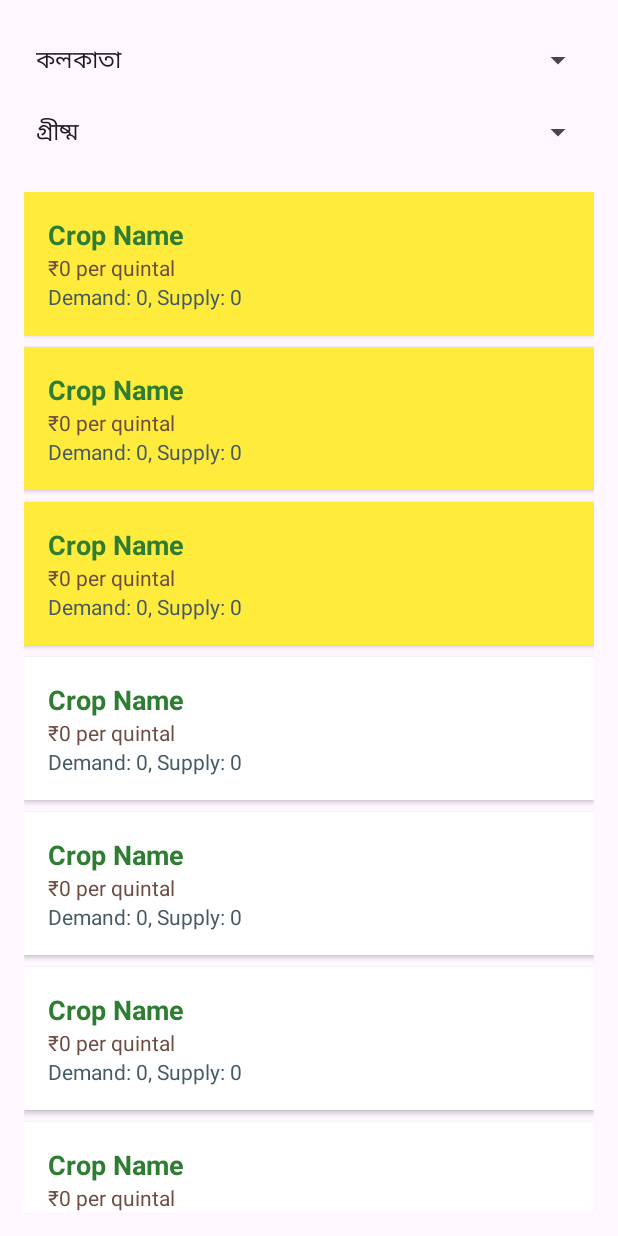
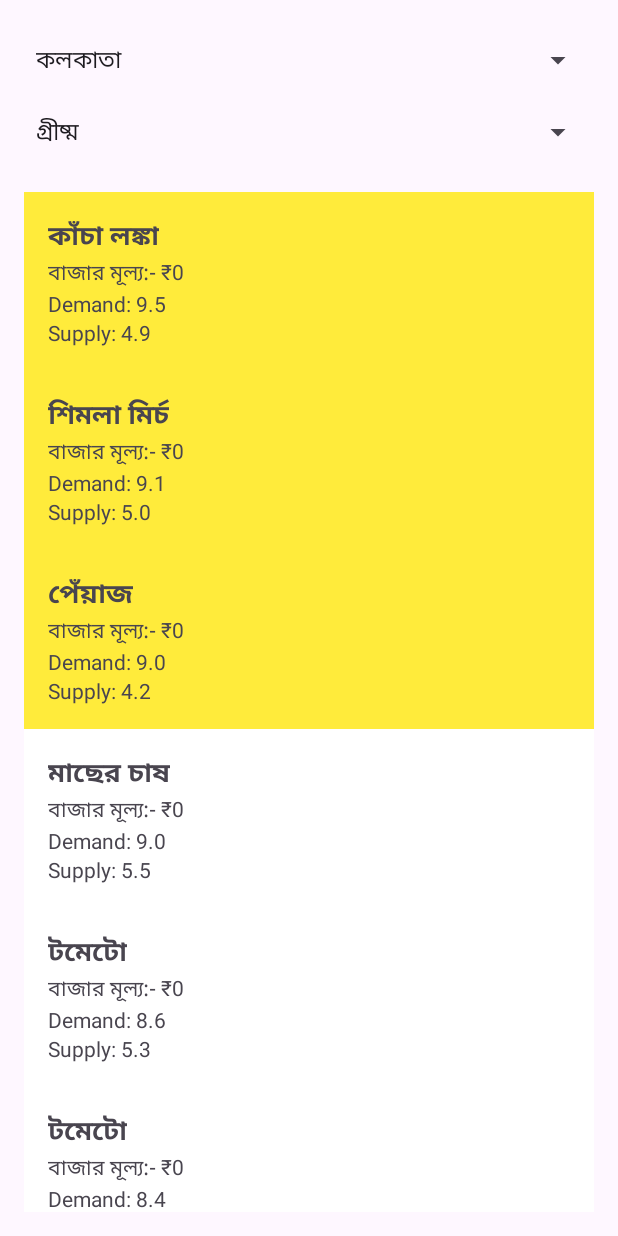
Before and after one commit to Raj-Ghosh-10/KrishakSathiAndroid, an Android app: the CropSuggetionActivity screen opened directly, with no data from a screen before it, on a phone screen of 412 x 824 dp. Run offline under Robolectric (Android 15) with nearby library versions, the phone set to English and light mode, and no system bars; 1 statement that could not run was skipped.

Commit message:
some ui changes

```diff
--- a/app/src/main/res/layout/crop_item.xml
+++ b/app/src/main/res/layout/crop_item.xml
@@ -1,76 +1,89 @@
 <?xml version="1.0" encoding="utf-8"?>
-<androidx.cardview.widget.CardView xmlns:android="http://schemas.android.com/apk/res/android"
+<LinearLayout xmlns:android="http://schemas.android.com/apk/res/android"
     android:id="@+id/cropCard"
     android:layout_width="match_parent"
     android:layout_height="wrap_content"
-    android:layout_marginBottom="8dp"
-    android:background="#FAF3E0"
-    android:elevation="4dp"> <!-- Soft cream background -->
+    android:orientation="vertical"
+    android:padding="16dp"
+    android:background="@android:color/white">
 
+    <!-- Basic Details -->
+    <TextView
+        android:id="@+id/textViewCropName"
+        android:layout_width="wrap_content"
+        android:layout_height="wrap_content"
+        android:text="ফসলের নাম:-"
+        android:textSize="18sp"
+        android:textStyle="bold" />
+
+    <TextView
+        android:id="@+id/textViewPrice"
+        android:layout_width="wrap_content"
+        android:layout_height="wrap_content"
+        android:text="বাজার মূল্য:- ₹0" />
+
+    <TextView
+        android:id="@+id/textViewDemand"
+        android:layout_width="wrap_content"
+        android:layout_height="wrap_content"
+        android:text="চাহিদা:- 0" />
+
+    <TextView
+        android:id="@+id/textViewSupply"
+        android:layout_width="wrap_content"
+        android:layout_height="wrap_content"
+        android:text="জোগান:- 0" />
+
+    <!-- 🔽 Extra Details Section (Initially Hidden) -->
     <LinearLayout
+        android:id="@+id/layoutExtraDetails"
         android:layout_width="match_parent"
         android:layout_height="wrap_content"
         android:orientation="vertical"
-        android:padding="16dp">
+        android:visibility="gone"
+        android:paddingTop="8dp">
 
-        <!-- Crop Name (Accessible Text) -->
         <TextView
-            android:id="@+id/cropName"
+            android:id="@+id/textViewDetails"
             android:layout_width="wrap_content"
             android:layout_height="wrap_content"
-            android:text="Crop Name"
-            android:textColor="#2E7D32"
-            android:textSize="18sp"
-            android:textStyle="bold" />
+            android:text="বিস্তারিত:- " />
 
-        <!-- Market Rate -->
         <TextView
-            android:id="@+id/MarketRate"
+            android:id="@+id/textViewFertilizerRecommendation"
             android:layout_width="wrap_content"
             android:layout_height="wrap_content"
-            android:text="₹0 per quintal"
-            android:textColor="#6D4C41" />
-
-        <!-- Demand and Supply -->
+            android:text="সার পরামর্শ:- " />
         <TextView
-            android:id="@+id/demandSupply"
+            android:id="@+id/textViewSoilType"
             android:layout_width="wrap_content"
             android:layout_height="wrap_content"
-            android:text="Demand: 0, Supply: 0"
-            android:textColor="#455A64" />
+            android:text="মাটির ধরন:- " />
 
-        <!-- Details Layout (Hidden Initially) -->
-        <LinearLayout
-            android:id="@+id/detailsLayout"
-            android:layout_width="match_parent"
-            android:layout_height="wrap_content"
-            android:orientation="vertical"
-            android:visibility="gone">
-
-            <!-- Yield -->
         <TextView
-                android:id="@+id/yieldRate"
+            android:id="@+id/textViewCultivationMethod"
             android:layout_width="wrap_content"
             android:layout_height="wrap_content"
-                android:text="Yield: 0 t/ha"
-                android:textColor="#4E342E" />
-
-            <!-- Temperature Range -->
+            android:text="চাষের পদ্ধতি:- " />
         <TextView
-                android:id="@+id/tempRange"
+            android:id="@+id/textViewWaterNeeds"
             android:layout_width="wrap_content"
             android:layout_height="wrap_content"
-                android:text="Temp: 0°C - 0°C"
-                android:textColor="#0277BD" />
+            android:text="সেচের প্রয়োজন:- " />
 
-            <!-- Soil Type -->
         <TextView
-                android:id="@+id/soilType"
+            android:id="@+id/textViewHarvestTime"
             android:layout_width="wrap_content"
             android:layout_height="wrap_content"
-                android:text="Soil: Loamy"
-                android:textColor="#8D6E63" />
-        </LinearLayout>
+            android:text="ফসল কাটার সময়:- " />
+        <TextView
+            android:id="@+id/textViewRiskNotes"
+            android:layout_width="wrap_content"
+            android:layout_height="wrap_content"
+            android:text="সতর্কতা:- " />
+
+
+        <!-- Add more details if needed -->
     </LinearLayout>
 
-</androidx.cardview.widget.CardView>
+</LinearLayout>
```
Lines whose indentation alone changed are shown as unchanged.
